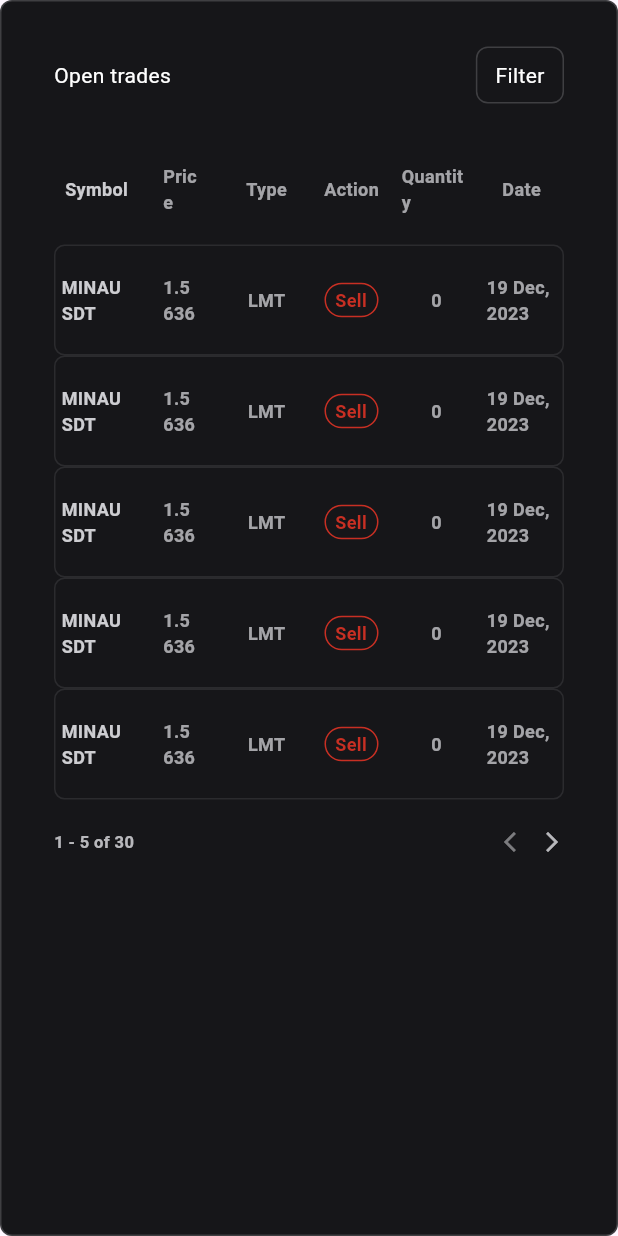
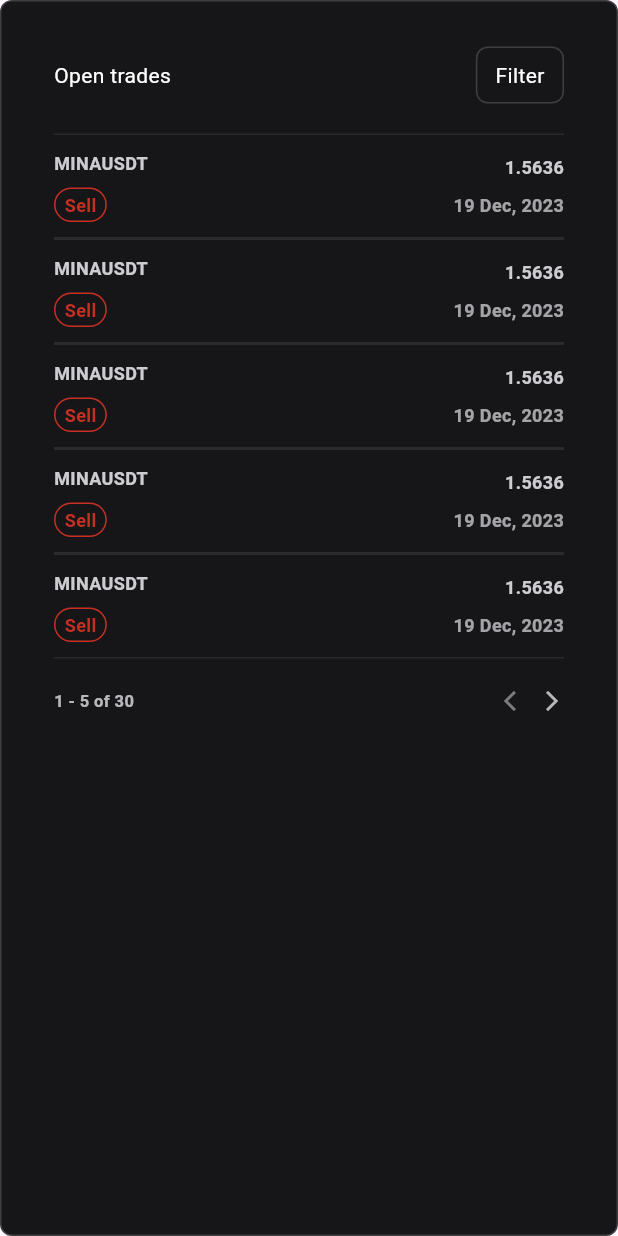
Before and after one commit to XROLE/predict_dashboard, a Flutter app: the DesktopBody widget shown alone on an empty page, opened directly, on a phone screen of 412 x 824 dp. Run offline on Flutter 3.47's test engine with Material 3 defaults, Android fonts, the phone set to English and light mode, and no system bars; our stand-ins replace dio, get_it; statements that could not run were skipped.

Commit message:
create mobile body section

```diff
--- a/lib/views/dashboard/body/desktop_body.dart
+++ b/lib/views/dashboard/body/desktop_body.dart
@@ -2,7 +2,9 @@ import 'package:flutter/material.dart';
 import 'package:predict_dashboard/utils/app_colors.dart';
 import 'package:predict_dashboard/utils/app_text_style.dart';
 import 'package:predict_dashboard/views/dashboard/body/widget/desktop_row.dart';
+import 'package:predict_dashboard/views/dashboard/body/widget/mobile_row.dart';
 import 'package:predict_dashboard/views/dashboard/footer/footer.dart';
+import 'package:predict_dashboard/views/widgets/responsive_layout_builder.dart';
 
 class DesktopBody extends StatelessWidget {
   final Function() onFilter;
@@ -48,7 +50,21 @@ class DesktopBody extends StatelessWidget {
             ],
           ),
           const SizedBox(height: 20),
-          Table(
+          ResponsiveLayoutBuilder(
+            mobileView: ListView.builder(
+                shrinkWrap: true,
+                physics: const NeverScrollableScrollPhysics(),
+                itemCount: 5,
+                itemBuilder: (context, index) {
+                  return const MobileRow(
+                    symbol: "MINAUSDT",
+                    price: "1.5636",
+                    action: "Sell",
+                    date: "19 Dec, 2023",
+                    hasBorderTop: true,
+                  );
+                }),
+            desktopView: Table(
               children: [
                 DesktopTableRow.defaultRow(),
                 ...List.generate(5, (index) {
@@ -62,6 +78,7 @@ class DesktopBody extends StatelessWidget {
                 }),
               ],
             ),
+          ),
           const SizedBox(height: 20),
           const Footer(
             isForwadActive: true,
--- /dev/null
+++ b/lib/views/dashboard/body/widget/mobile_row.dart
@@ -0,0 +1,74 @@
+import 'package:flutter/material.dart';
+import 'package:predict_dashboard/utils/app_colors.dart';
+import 'package:predict_dashboard/utils/app_text_style.dart';
+import 'package:predict_dashboard/views/widgets/action_label.dart';
+
+class MobileRow extends StatelessWidget {
+  final String symbol;
+  final String price;
+  final String action;
+  final String date;
+  final bool hasBorderTop;
+  const MobileRow({
+    required this.symbol,
+    required this.price,
+    required this.action,
+    required this.date,
+    this.hasBorderTop = false,
+    super.key,
+  });
+
+  @override
+  Widget build(BuildContext context) {
+    return Container(
+      padding: const EdgeInsets.symmetric(vertical: 10),
+      decoration: BoxDecoration(
+          border: Border(
+        top:  BorderSide(
+          color: AppColors.appWhiteLight.withOpacity( hasBorderTop ? .1 : 0),
+        ),
+        bottom: BorderSide(
+          color: AppColors.appWhiteLight.withOpacity(.1),
+        ),
+      )),
+      child: Column(
+        crossAxisAlignment: CrossAxisAlignment.start,
+        children: [
+          Row(
+            mainAxisAlignment: MainAxisAlignment.spaceBetween,
+            children: [
+              Column(
+                crossAxisAlignment: CrossAxisAlignment.start,
+                children: [
+                  Text(
+                    symbol,
+                    style: AppTextStyle.medium(
+                        color: AppColors.appWhiteLight.withOpacity(.9)),
+                  ),
+                  const SizedBox(height: 8),
+                  ActionLabel(title: action),
+                ],
+              ),
+              Column(
+                crossAxisAlignment: CrossAxisAlignment.end,
+                children: [
+                  Text(
+                    price,
+                    style: AppTextStyle.medium(
+                        color: AppColors.appWhiteLight.withOpacity(.9)),
+                  ),
+                  const SizedBox(height: 8),
+                  Text(
+                    date,
+                    style: AppTextStyle.medium(
+                        color: AppColors.appWhiteLight.withOpacity(.7)),
+                  ),
+                ],
+              ),
+            ],
+          ),
+        ],
+      ),
+    );
+  }
+}
```
Lines whose indentation alone changed are shown as unchanged.
